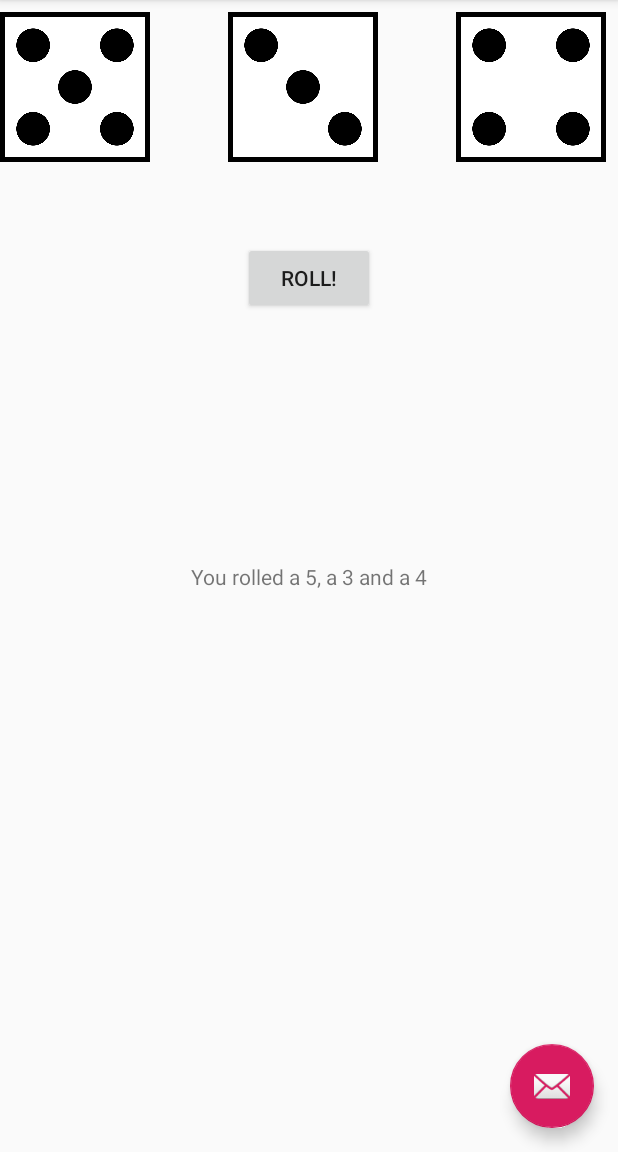
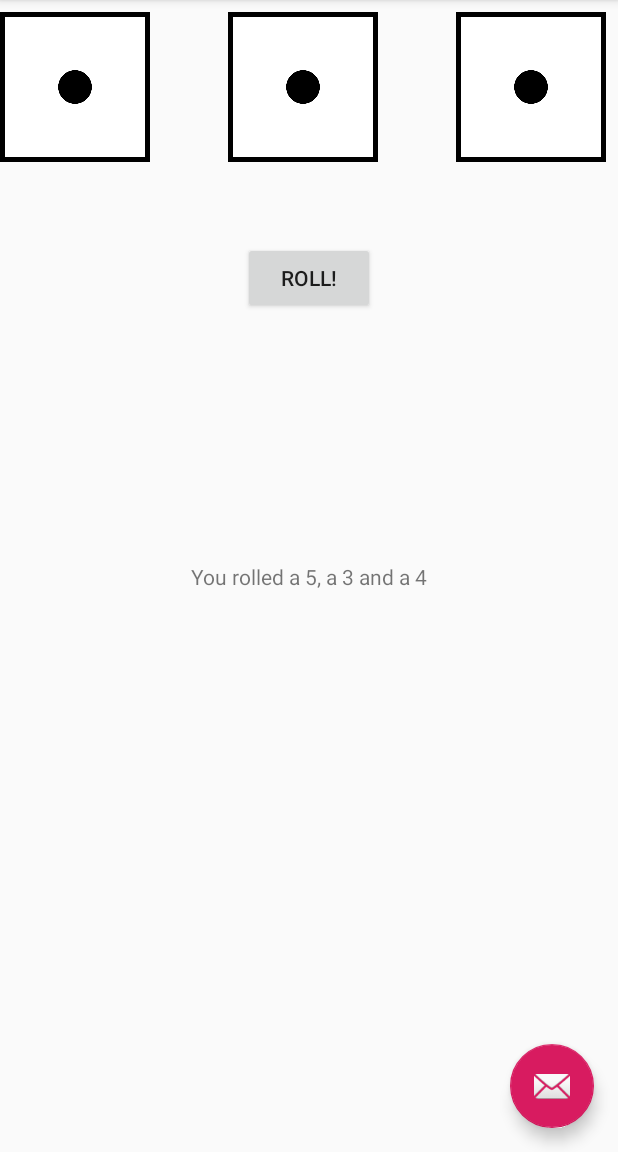
Before and after one commit to Michael-Bissinger/Dice-Roll-Android, an Android app: the screen it shows after launch (MainActivity), after a tap on "ROLL!", on a phone screen of 412 x 824 dp, the part 84-1236 px from its top. Run offline under Robolectric (Android 15) with nearby library versions, the phone set to English and light mode, and no system bars; 1 statement that could not run was skipped.

Commit message:
test different approach to get dynamic dices

```diff
--- a/app/src/main/java/example/com/MainActivity.java
+++ b/app/src/main/java/example/com/MainActivity.java
@@ -95,10 +95,17 @@ public class MainActivity extends AppCompatActivity {
             String imageName = "die_" + dices.get(dieOfSet) + ".png";
 
             try {
+                diceImageViews.get(dieOfSet).setImageDrawable(Drawable.createFromPath(getAssets().open("die_1.png")));
+            } catch (IOException e) {
+                e.printStackTrace();
+            }
 
-                InputStream stream = getAssets().open(imageName);
-                Drawable d = Drawable.createFromStream(stream, null);
-                diceImageViews.get(dieOfSet).setImageDrawable(d);
+
+            try {
+
+            //    InputStream stream = getAssets().open(imageName);
+            //    Drawable d = Drawable.createFromStream(stream, null);
+            //    diceImageViews.get(dieOfSet).setImageDrawable(d);
 
 
             } catch (IOException e) {
```
